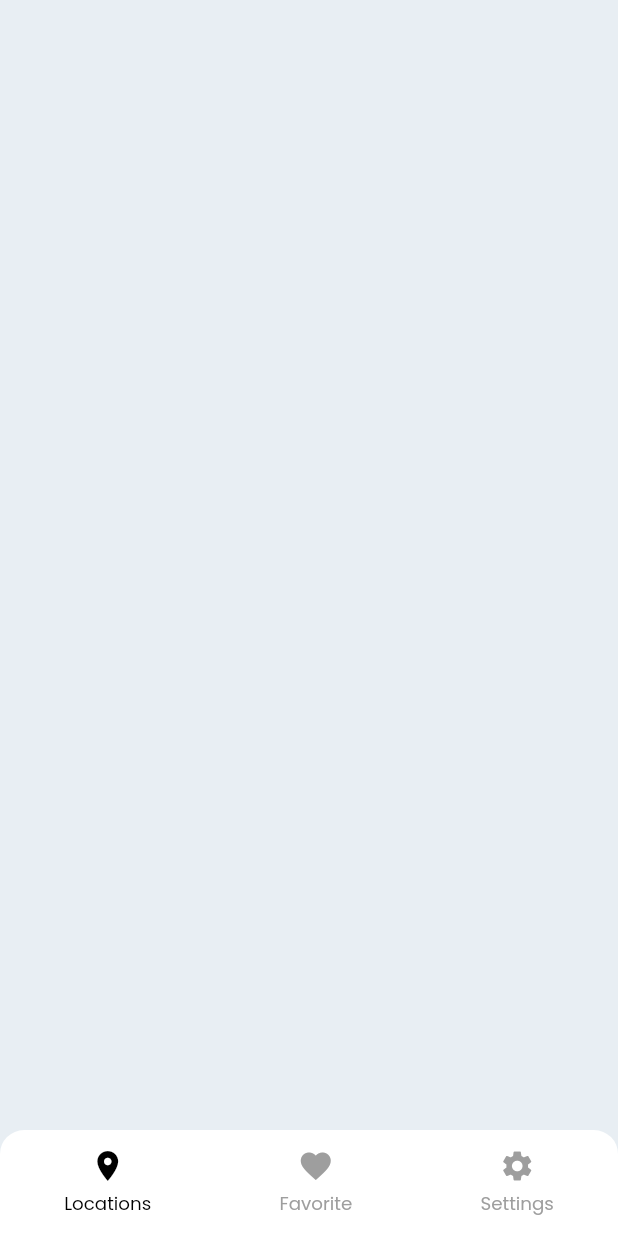
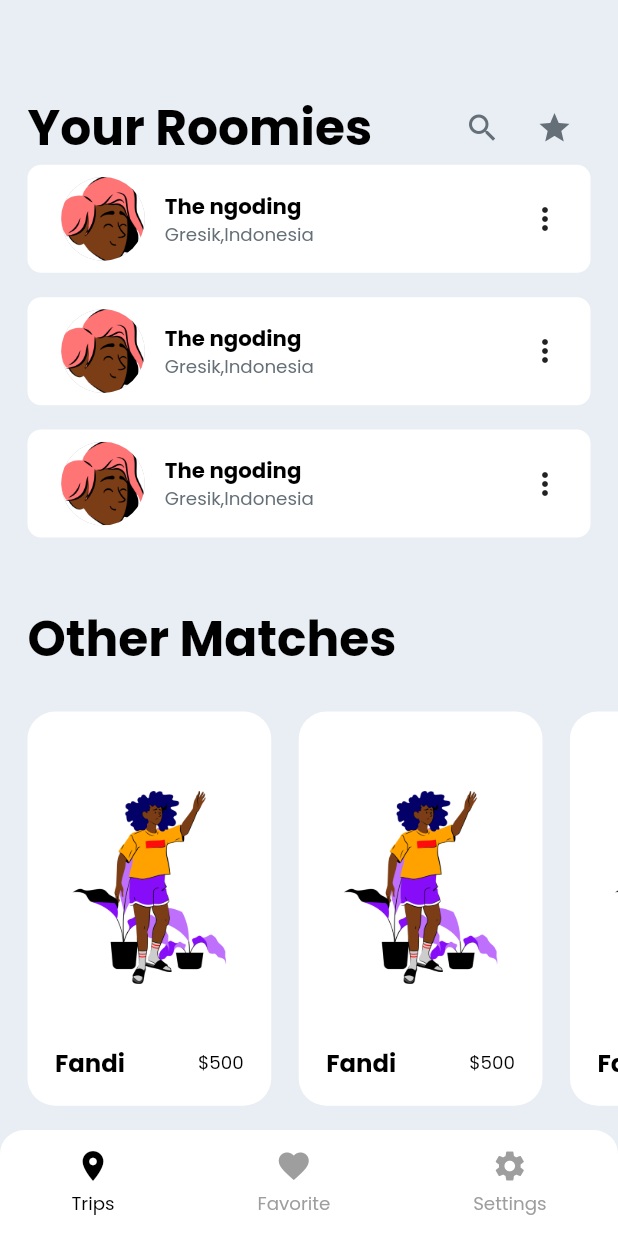
Before and after one commit to MYusufEfendi/flutter_block_theBookingApps, a Flutter app: the screen it shows after launch, on a phone screen of 412 x 824 dp. Run offline on Flutter 3.47's test engine with Material 2 defaults, Android fonts, the phone set to English and light mode, and no system bars; our stand-ins replace bloc, flutter_bloc, flutter_screenutil.

Commit message:
FINISH :
- Add favorite
- Add settings
- Add tips

```diff
--- a/lib/config/theme/app_dimen.dart
+++ b/lib/config/theme/app_dimen.dart
@@ -4,6 +4,7 @@ class AppDimen {
   static double w2 = 2.0.w;
   static double w4 = 4.0.w;
   static double w6 = 6.0.w;
+  static double w8 = 8.0.w;
   static double w10 = 10.0.w;
   static double w12 = 12.0.w;
   static double w14 = 14.0.w;
@@ -19,12 +20,14 @@ class AppDimen {
   static double w36 = 36.0.w;
   static double w38 = 38.0.w;
   static double w40 = 40.0.w;
+  static double w48 = 48.0.w;
 
 //HEIGHT
 
   static double h2 = 2.0.h;
   static double h4 = 4.0.h;
   static double h6 = 6.0.h;
+  static double h8 = 8.0.h;
   static double h10 = 10.0.h;
   static double h12 = 12.0.h;
   static double h14 = 14.0.h;
@@ -40,4 +43,5 @@ class AppDimen {
   static double h36 = 36.0.h;
   static double h38 = 38.0.h;
   static double h40 = 40.0.h;
+  static double h60 = 60.0.h;
 }
--- a/lib/config/theme/theme.dart
+++ b/lib/config/theme/theme.dart
@@ -1,2 +1,3 @@
 export 'app_color.dart';
 export 'app_font.dart';
+export 'app_dimen.dart';
--- a/lib/presentation/pages/discover/component/bottom_menu.dart
+++ b/lib/presentation/pages/discover/component/bottom_menu.dart
@@ -26,7 +26,7 @@ class BottomMenu extends StatelessWidget {
             children: [
               _buildItem(
                 icon: Icons.location_on_sharp,
-                title: "Locations",
+                title: "Trips",
                 isSelected: cubit.state.selectedIndex == 0,
                 onTap: () => cubit.chengIndext(0),
               ),
--- a/lib/presentation/pages/discover/discover_view.dart
+++ b/lib/presentation/pages/discover/discover_view.dart
@@ -2,6 +2,9 @@ import 'package:flutter/material.dart';
 import 'package:flutter_bloc/flutter_bloc.dart';
 import 'package:flutter_bloc_thebooking_apps/config/config.dart';
 import 'package:flutter_bloc_thebooking_apps/presentation/pages/discover/component/bottom_menu.dart';
+import 'package:flutter_bloc_thebooking_apps/presentation/pages/discover/favorite/favorite_view.dart';
+import 'package:flutter_bloc_thebooking_apps/presentation/pages/discover/settings/settings_view.dart';
+import 'package:flutter_bloc_thebooking_apps/presentation/pages/discover/trips/trips_view.dart';
 
 import 'discover_cubit.dart';
 import 'discover_state.dart';
@@ -23,7 +26,19 @@ class DiscoverPage extends StatelessWidget {
     return Scaffold(
       backgroundColor: AppColor.ink05,
       body: Column(
-        children: const [Expanded(child: SizedBox()), BottomMenu()],
+        children: [
+          Expanded(
+            child: BlocBuilder<DiscoverCubit, DiscoverState>(
+                builder: (context, state) {
+              return state.selectedIndex == 0
+                  ? const TripsPage()
+                  : state.selectedIndex == 1
+                      ? const FavoritePage()
+                      : const SettingsPage();
+            }),
+          ),
+          const BottomMenu()
+        ],
       ),
     );
   }
--- /dev/null
+++ b/lib/presentation/pages/discover/favorite/favorite_cubit.dart
@@ -0,0 +1,7 @@
+import 'package:bloc/bloc.dart';
+
+import 'favorite_state.dart';
+
+class FavoriteCubit extends Cubit<FavoriteState> {
+  FavoriteCubit() : super(FavoriteState().init());
+}
--- /dev/null
+++ b/lib/presentation/pages/discover/favorite/favorite_state.dart
@@ -0,0 +1,9 @@
+class FavoriteState {
+  FavoriteState init() {
+    return FavoriteState();
+  }
+
+  FavoriteState clone() {
+    return FavoriteState();
+  }
+}
--- /dev/null
+++ b/lib/presentation/pages/discover/favorite/favorite_view.dart
@@ -0,0 +1,23 @@
+import 'package:flutter/material.dart';
+import 'package:flutter_bloc/flutter_bloc.dart';
+
+import 'favorite_cubit.dart';
+import 'favorite_state.dart';
+
+class FavoritePage extends StatelessWidget {
+  const FavoritePage({Key? key}) : super(key: key);
+
+  @override
+  Widget build(BuildContext context) {
+    return BlocProvider(
+      create: (BuildContext context) => FavoriteCubit(),
+      child: Builder(builder: (context) => _buildPage(context)),
+    );
+  }
+
+  Widget _buildPage(BuildContext context) {
+    final cubit = BlocProvider.of<FavoriteCubit>(context);
+
+    return Container();
+  }
+}
--- /dev/null
+++ b/lib/presentation/pages/discover/settings/settings_cubit.dart
@@ -0,0 +1,7 @@
+import 'package:bloc/bloc.dart';
+
+import 'settings_state.dart';
+
+class SettingsCubit extends Cubit<SettingsState> {
+  SettingsCubit() : super(SettingsState().init());
+}
--- /dev/null
+++ b/lib/presentation/pages/discover/settings/settings_state.dart
@@ -0,0 +1,9 @@
+class SettingsState {
+  SettingsState init() {
+    return SettingsState();
+  }
+
+  SettingsState clone() {
+    return SettingsState();
+  }
+}
--- /dev/null
+++ b/lib/presentation/pages/discover/settings/settings_view.dart
@@ -0,0 +1,23 @@
+import 'package:flutter/material.dart';
+import 'package:flutter_bloc/flutter_bloc.dart';
+
+import 'settings_cubit.dart';
+import 'settings_state.dart';
+
+class SettingsPage extends StatelessWidget {
+  const SettingsPage({Key? key}) : super(key: key);
+
+  @override
+  Widget build(BuildContext context) {
+    return BlocProvider(
+      create: (BuildContext context) => SettingsCubit(),
+      child: Builder(builder: (context) => _buildPage(context)),
+    );
+  }
+
+  Widget _buildPage(BuildContext context) {
+    final cubit = BlocProvider.of<SettingsCubit>(context);
+
+    return Container();
+  }
+}
--- /dev/null
+++ b/lib/presentation/pages/discover/trips/component/trips_other_matches.dart
@@ -0,0 +1,107 @@
+import 'package:flutter/material.dart';
+import 'package:flutter_bloc/flutter_bloc.dart';
+import 'package:flutter_bloc_thebooking_apps/config/config.dart';
+import 'package:flutter_bloc_thebooking_apps/config/theme/app_dimen.dart';
+import 'package:flutter_bloc_thebooking_apps/data/src/img_string.dart';
+import 'package:flutter_bloc_thebooking_apps/presentation/pages/discover/trips/trips_cubit.dart';
+import 'package:flutter_bloc_thebooking_apps/util/util.dart';
+import 'package:flutter_screenutil/flutter_screenutil.dart';
+
+class TripsOtherMatches extends StatelessWidget {
+  const TripsOtherMatches({Key? key}) : super(key: key);
+
+  @override
+  Widget build(BuildContext context) {
+    final cubit = BlocProvider.of<TripsCubit>(context);
+    return Expanded(
+        child: Column(
+      children: [_header(), _roomiesList(context)],
+    ));
+  }
+
+  Widget _roomiesList(BuildContext context) {
+    return Expanded(
+        child: ListView.builder(
+      itemBuilder: (c, i) => _roomiesItem(context),
+      itemCount: 3,
+      scrollDirection: Axis.horizontal,
+    ));
+  }
+
+  Widget _roomiesItem(BuildContext context) {
+    return Container(
+      padding: EdgeInsets.only(
+          right: AppDimen.w16,
+          left: AppDimen.w16,
+          bottom: AppDimen.h16,
+          top: 49.h),
+      margin: EdgeInsets.only(
+          left: AppDimen.w16, top: AppDimen.h24, bottom: AppDimen.h16),
+      width: MediaQuery.of(context).size.width / 2 - AppDimen.w38,
+      decoration: BoxDecoration(
+          color: AppColor.ink06,
+          borderRadius: BorderRadius.circular(AppDimen.w16)),
+      child: Column(
+        children: [
+          Expanded(
+            child: Image.asset(ImgString.cittaPlants1),
+          ),
+          37.0.height,
+          Row(
+            mainAxisAlignment: MainAxisAlignment.spaceBetween,
+            children: [
+              Text(
+                "Fandi",
+                style: AppFont.paragraphLargeBold,
+              ),
+              Text(
+                "\$500",
+                style: AppFont.paragraphSmall,
+              )
+            ],
+          )
+        ],
+      ),
+    );
+  }
+
+  Widget _avatar() {
+    return SizedBox(
+      height: 56.w,
+      width: 56.w,
+      child: Stack(
+        children: [
+          Center(
+            child: CircleAvatar(
+              radius: 28.w,
+              backgroundColor: AppColor.ink03,
+            ),
+          ),
+          Center(
+            child: CircleAvatar(
+              radius: 26.w,
+              backgroundColor: AppColor.ink06,
+              backgroundImage: AssetImage(ImgString.avatar),
+            ),
+          ),
+        ],
+      ),
+    );
+  }
+
+  Widget _header() {
+    return Padding(
+      padding: EdgeInsets.only(
+          left: AppDimen.w16, right: AppDimen.w16, top: AppDimen.h24),
+      child: Row(
+        mainAxisSize: MainAxisSize.max,
+        children: [
+          Text(
+            "Other Matches",
+            style: AppFont.h3,
+          ),
+        ],
+      ),
+    );
+  }
+}
--- /dev/null
+++ b/lib/presentation/pages/discover/trips/component/trips_your_roomies.dart
@@ -0,0 +1,119 @@
+import 'package:flutter/material.dart';
+import 'package:flutter_bloc/flutter_bloc.dart';
+import 'package:flutter_bloc_thebooking_apps/data/src/img_string.dart';
+import 'package:flutter_bloc_thebooking_apps/presentation/pages/discover/trips/trips_cubit.dart';
+import 'package:flutter_bloc_thebooking_apps/util/extension/double_extension.dart';
+import 'package:flutter_screenutil/flutter_screenutil.dart';
+
+import '../../../../../config/config.dart';
+
+class TripsYourRoomies extends StatelessWidget {
+  const TripsYourRoomies({Key? key}) : super(key: key);
+
+  @override
+  Widget build(BuildContext context) {
+    final cubit = BlocProvider.of<TripsCubit>(context);
+    return Expanded(
+        child: Column(
+      children: [_header(), roomiesList()],
+    ));
+  }
+
+  Widget roomiesList() {
+    return Expanded(
+        child: ListView.builder(
+      itemBuilder: (c, i) => _roomiesItem(),
+      itemCount: 3,
+    ));
+  }
+
+  Widget _roomiesItem() {
+    return Container(
+      height: 72,
+      padding:
+          EdgeInsets.symmetric(horizontal: AppDimen.w16, vertical: AppDimen.h8),
+      margin: EdgeInsets.only(
+          bottom: AppDimen.h16, left: AppDimen.w16, right: AppDimen.w16),
+      width: double.infinity,
+      decoration: BoxDecoration(
+          color: AppColor.ink06,
+          borderRadius: BorderRadius.circular(AppDimen.w8)),
+      child: Row(
+        children: [
+          _avatar(),
+          8.0.width,
+          Expanded(
+            child: Column(
+              crossAxisAlignment: CrossAxisAlignment.start,
+              mainAxisSize: MainAxisSize.min,
+              children: [
+                Text(
+                  "The ngoding",
+                  style: AppFont.paragraphMediumBold,
+                ),
+                Text(
+                  "Gresik,Indonesia",
+                  style: AppFont.paragraphSmall.copyWith(color: AppColor.ink02),
+                ),
+              ],
+            ),
+          ),
+          const Icon(Icons.more_vert)
+        ],
+      ),
+    );
+  }
+
+  Widget _avatar() {
+    return SizedBox(
+      height: 56.w,
+      width: 56.w,
+      child: Stack(
+        children: [
+          Center(
+            child: CircleAvatar(
+              radius: 28.w,
+              backgroundColor: AppColor.ink03,
+            ),
+          ),
+          Center(
+            child: CircleAvatar(
+              radius: 26.w,
+              backgroundColor: AppColor.ink06,
+              backgroundImage: const AssetImage(ImgString.avatar),
+            ),
+          ),
+        ],
+      ),
+    );
+  }
+
+  Widget _header() {
+    return Padding(
+      padding: EdgeInsets.only(
+          left: AppDimen.w16, right: AppDimen.w16, top: AppDimen.h60),
+      child: Row(
+        mainAxisSize: MainAxisSize.max,
+        children: [
+          Text(
+            "Your Roomies",
+            style: AppFont.h3,
+          ),
+          Expanded(child: SizedBox()),
+          IconButton(
+              onPressed: () {},
+              icon: const Icon(
+                Icons.search,
+                color: AppColor.ink02,
+              )),
+          IconButton(
+              onPressed: () {},
+              icon: const Icon(
+                Icons.star,
+                color: AppColor.ink02,
+              ))
+        ],
+      ),
+    );
+  }
+}
--- /dev/null
+++ b/lib/presentation/pages/discover/trips/trips_cubit.dart
@@ -0,0 +1,7 @@
+import 'package:bloc/bloc.dart';
+
+import 'trips_state.dart';
+
+class TripsCubit extends Cubit<TripsState> {
+  TripsCubit() : super(TripsState().init());
+}
--- /dev/null
+++ b/lib/presentation/pages/discover/trips/trips_state.dart
@@ -0,0 +1,9 @@
+class TripsState {
+  TripsState init() {
+    return TripsState();
+  }
+
+  TripsState clone() {
+    return TripsState();
+  }
+}
--- /dev/null
+++ b/lib/presentation/pages/discover/trips/trips_view.dart
@@ -0,0 +1,30 @@
+import 'package:flutter/material.dart';
+import 'package:flutter_bloc/flutter_bloc.dart';
+import 'package:flutter_bloc_thebooking_apps/presentation/pages/discover/trips/component/trips_other_matches.dart';
+import 'package:flutter_bloc_thebooking_apps/presentation/pages/discover/trips/component/trips_your_roomies.dart';
+
+import 'trips_cubit.dart';
+import 'trips_state.dart';
+
+class TripsPage extends StatelessWidget {
+  const TripsPage({Key? key}) : super(key: key);
+
+  @override
+  Widget build(BuildContext context) {
+    return BlocProvider(
+      create: (BuildContext context) => TripsCubit(),
+      child: Builder(builder: (context) => _buildPage(context)),
+    );
+  }
+
+  Widget _buildPage(BuildContext context) {
+    final cubit = BlocProvider.of<TripsCubit>(context);
+
+    return Column(
+      children: const [
+        TripsYourRoomies(),
+        TripsOtherMatches(),
+      ],
+    );
+  }
+}
```
